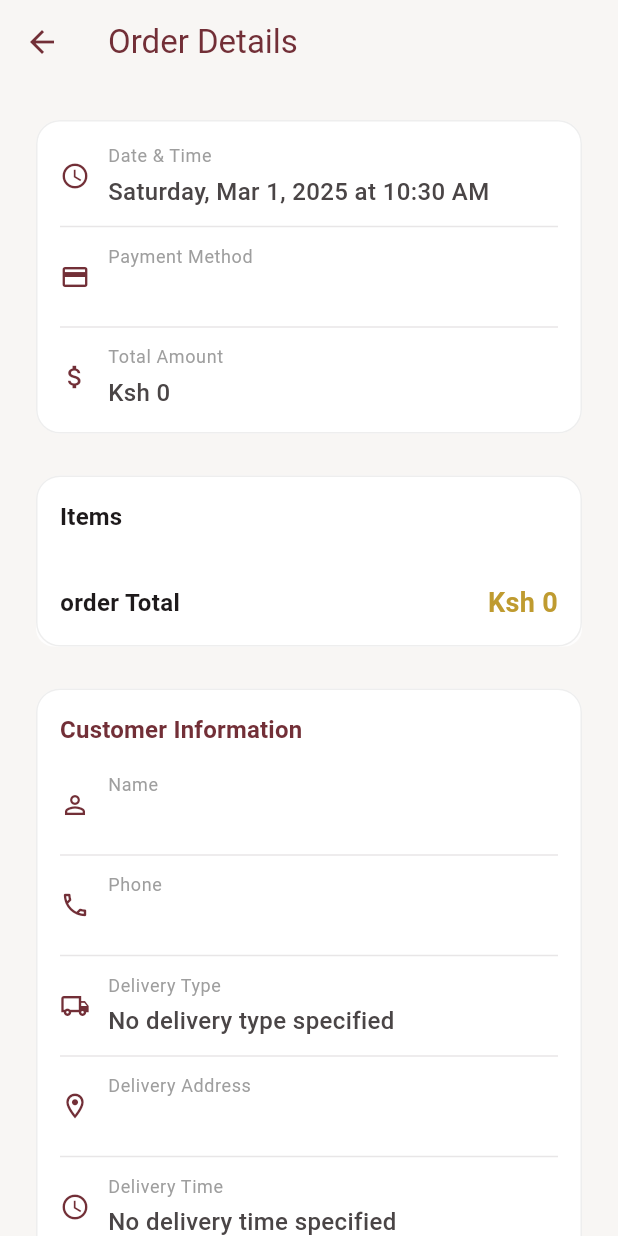
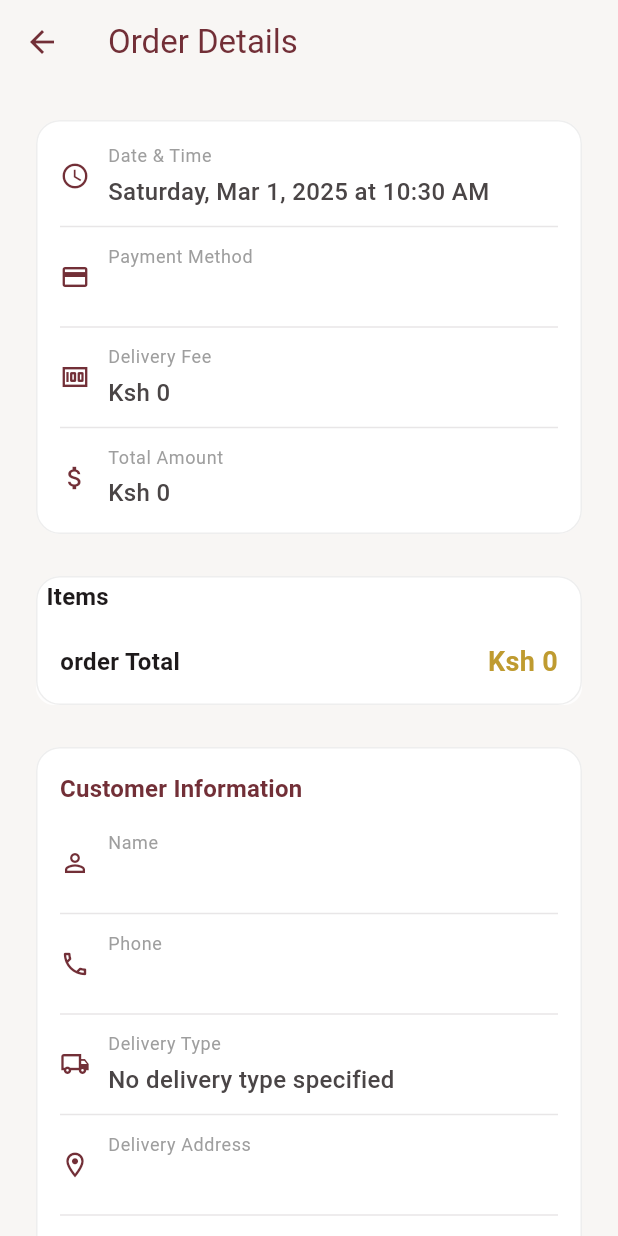
Before and after one commit to bryann54/quickpour-merchant, a Flutter app: the OrderDetailsScreen screen opened directly with empty values, on a phone screen of 412 x 824 dp. Run offline on Flutter 3.47's test engine with Material 3 defaults, Android fonts, the light colour scheme and no system bars; our stand-ins replace bloc, cached_network_image, cloud_firestore, equatable, firebase_auth, firebase_core and 11 more; accounts and stored records are empty; generated files the repository leaves out were written again.

Commit message:
Refactor order details and merchant order section layout; adjust padding and dividers for improved UI consistency

```diff
--- a/lib/features/orders/presentation/pages/order_details_screen.dart
+++ b/lib/features/orders/presentation/pages/order_details_screen.dart
@@ -4,9 +4,9 @@ import 'package:quickpourmerchant/core/utils/colors.dart';
 import 'package:quickpourmerchant/core/utils/date_formatter.dart';
 import 'package:quickpourmerchant/features/orders/data/models/completed_order_model.dart';
 import 'package:quickpourmerchant/features/orders/presentation/widgets/confirm_order_button.dart';
-import 'package:quickpourmerchant/features/orders/presentation/widgets/widgets/merchant_order_section.dart';
-import 'package:quickpourmerchant/features/orders/presentation/widgets/widgets/order_total_row.dart';
-import 'package:quickpourmerchant/features/orders/presentation/widgets/widgets/section_widget.dart';
+import 'package:quickpourmerchant/features/orders/presentation/widgets/merchant_order_section.dart';
+import 'package:quickpourmerchant/features/orders/presentation/widgets/order_total_row.dart';
+import 'package:quickpourmerchant/features/orders/presentation/widgets/section_widget.dart';
 
 class OrderDetailsScreen extends StatelessWidget {
   final CompletedOrder order;
@@ -98,10 +98,10 @@ class OrderDetailsScreen extends StatelessWidget {
             const Divider(height: 24),
             _buildInfoSection(
                 context, 'Payment Method', order.paymentMethod, Icons.payment),
-            if (order.deliveryFee != 0) const Divider(height: 24),
-            if (order.deliveryFee != 0)
-              _buildInfoSection(context, 'Delivery Fee',
-                  'Ksh ${formatMoney(order.deliveryFee)}', Icons.money),
+           const Divider(height: 24),
+
+            _buildInfoSection(context, 'Delivery Fee',
+                'Ksh ${formatMoney(order.deliveryFee)}', Icons.money),
             const Divider(height: 24),
             _buildInfoSection(context, 'Total Amount',
                 'Ksh ${formatMoney(order.total)}', Icons.attach_money),
--- a/lib/features/orders/presentation/widgets/widgets/merchant_order_section.dart
+++ b/lib/features/orders/presentation/widgets/merchant_order_section.dart
@@ -2,7 +2,7 @@ import 'package:flutter/material.dart';
 import 'package:quickpourmerchant/core/utils/colors.dart';
 import 'package:quickpourmerchant/core/utils/date_formatter.dart';
 import 'package:quickpourmerchant/features/orders/data/models/merchant_order_item_model.dart';
-import 'package:quickpourmerchant/features/orders/presentation/widgets/widgets/order_item_row.dart';
+import 'package:quickpourmerchant/features/orders/presentation/widgets/order_item_row.dart';
 
 // merchant_order_section.dart
 class MerchantOrderSection extends StatelessWidget {
@@ -34,7 +34,7 @@ class MerchantOrderSection extends StatelessWidget {
             physics: const NeverScrollableScrollPhysics(),
             padding: const EdgeInsets.all(12),
             itemCount: merchantOrder.items.length,
-            separatorBuilder: (context, index) => const Divider(height: 16),
+            separatorBuilder: (context, index) => const Divider(height: 6),
             itemBuilder: (context, index) => OrderItemRow(
               item: merchantOrder.items[index],
             ),
@@ -42,7 +42,7 @@ class MerchantOrderSection extends StatelessWidget {
 
           // Merchant subtotal
           Container(
-            padding: const EdgeInsets.all(12),
+            padding: const EdgeInsets.all(5),
             decoration: BoxDecoration(
               color: isDark ? Colors.grey[900] : Colors.grey[50],
               borderRadius:
--- a/lib/features/orders/presentation/widgets/widgets/section_widget.dart
+++ b/lib/features/orders/presentation/widgets/section_widget.dart
@@ -8,7 +8,7 @@ class SectionTitle extends StatelessWidget {
   @override
   Widget build(BuildContext context) {
     return Padding(
-      padding: const EdgeInsets.all(16),
+      padding: const EdgeInsets.symmetric(vertical: 2,horizontal: 7),
       child: Text(
         title,
         style: Theme.of(context).textTheme.titleMedium?.copyWith(
```
Also changed, not shown: lib/features/orders/presentation/widgets/order_item_row.dart (renamed from lib/features/orders/presentation/widgets/widgets/order_item_row.dart, +13 -2 lines), lib/features/orders/presentation/widgets/order_total_row.dart (renamed from lib/features/orders/presentation/widgets/widgets/order_total_row.dart), lib/features/orders/presentation/widgets/quantity_badge_widget.dart (renamed from lib/features/orders/presentation/widgets/widgets/quantity_badge_widget.dart).
